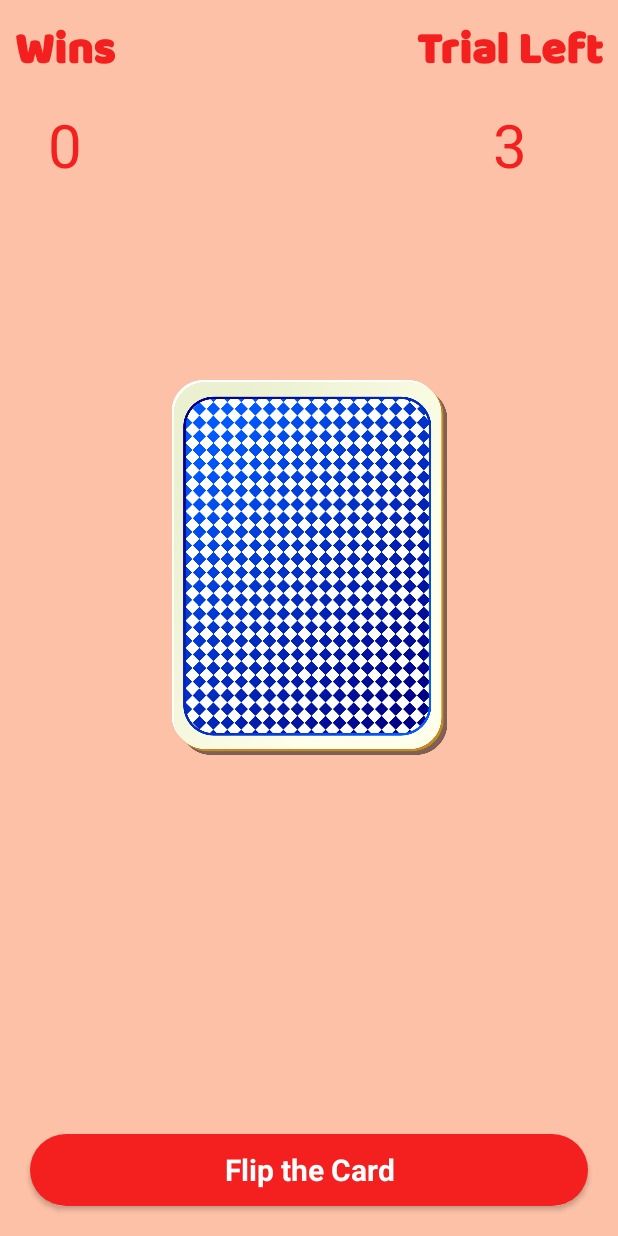
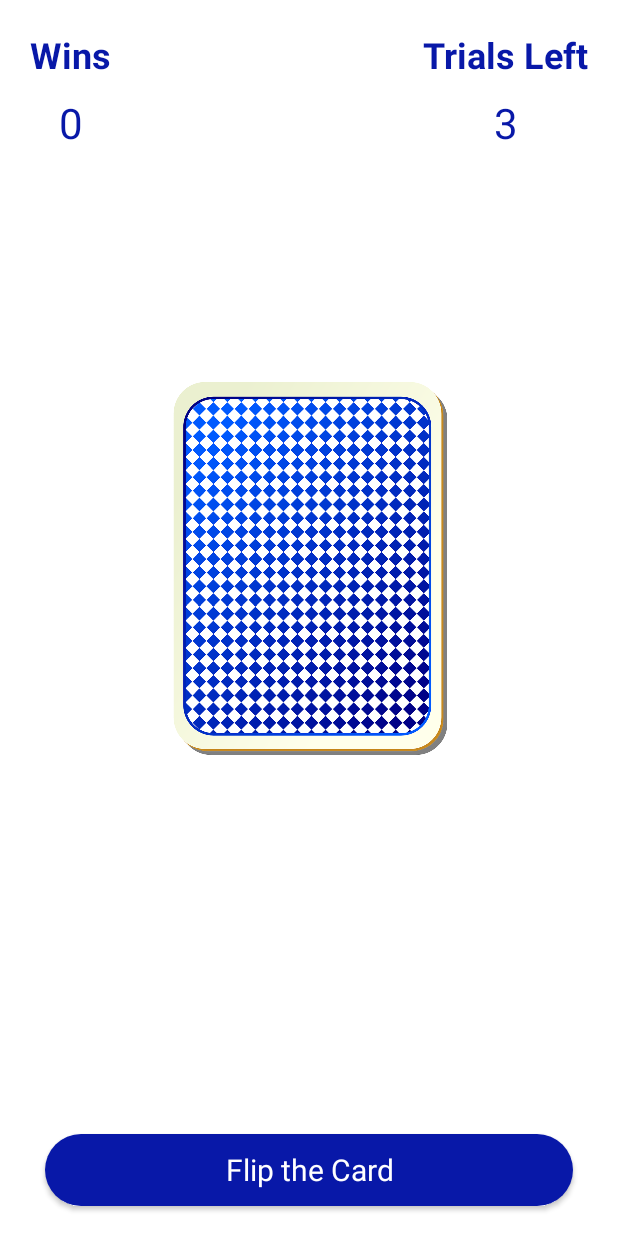
Before and after one commit to AnuragRanjan2003/Induction, an Android app: the GameActivity screen opened directly, with no data from a screen before it, on a phone screen of 412 x 824 dp. Run offline under Robolectric (Android 15) with nearby library versions, the phone set to English and light mode, and no system bars; Roboto replaces fonts that are not available here.

Commit message:
color scheme changed

```diff
--- a/app/src/main/java/com/gigawattstechnology/induction/MainActivity.kt
+++ b/app/src/main/java/com/gigawattstechnology/induction/MainActivity.kt
@@ -35,7 +35,7 @@ class MainActivity : AppCompatActivity() {
             val R12:RadioButton=dialogView.findViewById(R.id.Radio12)
             val R13:RadioButton=dialogView.findViewById(R.id.Radio13)
 
-            alertDialog.setView(dialogView).setPositiveButton("Start Game",
+            alertDialog.setTitle("Choose a card").setView(dialogView).setPositiveButton("Start Game",
                 DialogInterface.OnClickListener { dialog, which ->
                     if (R1.isChecked){
                         val intent=Intent(this,GameActivity::class.java)
--- a/app/src/main/res/drawable/button_design.xml
+++ b/app/src/main/res/drawable/button_design.xml
@@ -1,5 +1,5 @@
 <?xml version="1.0" encoding="utf-8"?>
 <shape android:shape="rectangle" xmlns:android="http://schemas.android.com/apk/res/android">
     <corners android:radius="50dp"/>
-    <solid android:color="@color/on_primary"/>
+    <solid android:color="@color/on_background"/>
 </shape>
--- a/app/src/main/res/layout/activity_game.xml
+++ b/app/src/main/res/layout/activity_game.xml
@@ -5,19 +5,17 @@
     android:layout_width="match_parent"
     android:layout_height="match_parent"
     android:background="@color/white"
-    tools:context=".GameActivity"
-    android:backgroundTint="@color/primary">
+    tools:context=".GameActivity">
 
     <TextView
         android:id="@+id/head"
         android:layout_width="wrap_content"
         android:layout_height="wrap_content"
         android:layout_alignParentLeft="true"
-        android:layout_margin="10dp"
-        android:text="Trial Left"
-        android:textColor="@color/on_primary"
-        android:fontFamily="@font/baloo_chettan"
-        android:textSize="30dp"
+        android:layout_margin="20dp"
+        android:text="Trials Left"
+        android:textColor="@color/on_background"
+        android:textSize="24sp"
         android:textStyle="bold"
         app:layout_constraintEnd_toEndOf="parent"
         app:layout_constraintTop_toTopOf="parent" />
@@ -30,9 +28,9 @@
         android:layout_below="@id/head"
         android:layout_alignParentLeft="true"
         android:text="3"
-        android:layout_marginTop="15dp"
-        android:textColor="@color/on_primary"
-        android:textSize="40dp"
+        android:layout_marginTop="10dp"
+        android:textColor="@color/on_background"
+        android:textSize="28sp"
         app:layout_constraintEnd_toEndOf="@+id/head"
         app:layout_constraintStart_toStartOf="@+id/head"
         app:layout_constraintTop_toBottomOf="@+id/head" />
@@ -42,11 +40,10 @@
         android:layout_width="wrap_content"
         android:layout_height="wrap_content"
         android:layout_alignParentEnd="true"
-        android:layout_margin="10dp"
-        android:fontFamily="@font/baloo_chettan"
+        android:layout_margin="20dp"
         android:text="Wins"
-        android:textColor="@color/on_primary"
-        android:textSize="30dp"
+        android:textColor="@color/on_background"
+        android:textSize="24sp"
         android:textStyle="bold"
         app:layout_constraintStart_toStartOf="parent"
         app:layout_constraintTop_toTopOf="parent" />
@@ -57,11 +54,11 @@
         android:layout_height="wrap_content"
         android:layout_below="@id/head1"
         android:layout_alignParentEnd="true"
-        android:layout_marginTop="15dp"
+        android:layout_marginTop="10dp"
         android:fontFamily="@font/baloo_bhai_2"
         android:text="0"
-        android:textColor="@color/on_primary"
-        android:textSize="40dp"
+        android:textColor="@color/on_background"
+        android:textSize="28sp"
         app:layout_constraintEnd_toEndOf="@+id/head1"
         app:layout_constraintStart_toStartOf="@+id/head1"
         app:layout_constraintTop_toBottomOf="@+id/head1" />
@@ -70,7 +67,6 @@
         android:id="@+id/Card_start"
         android:layout_width="250dp"
         android:layout_height="250dp"
-        android:layout_centerInParent="true"
         android:src="@drawable/deck"
         app:layout_constraintBottom_toTopOf="@+id/FlipCard"
         app:layout_constraintEnd_toEndOf="parent"
@@ -81,20 +77,17 @@
         android:id="@+id/FlipCard"
         android:layout_width="match_parent"
         android:layout_height="wrap_content"
-        android:layout_alignParentBottom="true"
         android:background="@drawable/button_design"
         android:text="Flip the Card"
         android:layout_marginBottom="20dp"
-        android:layout_marginStart="20dp"
-        android:layout_marginEnd="20dp"
+        android:layout_marginStart="30dp"
+        android:layout_marginEnd="30dp"
         android:fontFamily="@font/baloo_bhai_2"
         android:textAllCaps="false"
         android:textColor="@color/white"
-        android:textSize="20dp"
-        android:textStyle="bold"
+        android:textSize="20sp"
         app:layout_constraintBottom_toBottomOf="parent"
         app:layout_constraintEnd_toEndOf="parent"
-        app:layout_constraintHorizontal_bias="0.5"
         app:layout_constraintStart_toStartOf="parent" />
 
 </androidx.constraintlayout.widget.ConstraintLayout>
--- a/app/src/main/res/values/colors.xml
+++ b/app/src/main/res/values/colors.xml
@@ -6,7 +6,7 @@
     <color name="teal_200">#FF03DAC5</color>
     <color name="teal_700">#FF018786</color>
     <color name="black">#FF000000</color>
-    <color name="primary">#FCC1A7</color>
-    <color name="on_primary">#F3201F</color>
+    <color name="background">#FFFFFF</color>
+    <color name="on_background">#0818A8</color>
     <color name="white">#FFFFFFFF</color>
 </resources>
--- a/app/src/main/res/values/themes.xml
+++ b/app/src/main/res/values/themes.xml
@@ -2,15 +2,15 @@
     <!-- Base application theme. -->
     <style name="Theme.Induction" parent="Theme.MaterialComponents.DayNight.NoActionBar">
         <!-- Primary brand color. -->
-        <item name="colorPrimary">@color/primary</item>
-        <item name="colorPrimaryVariant">@color/on_primary</item>
-        <item name="colorOnPrimary">@color/on_primary</item>
+        <item name="colorPrimary">@color/on_background</item>
+        <item name="colorPrimaryVariant">@color/background</item>
+        <item name="colorOnPrimary">@color/on_background</item>
         <!-- Secondary brand color. -->
-        <item name="colorSecondary">@color/on_primary</item>
+        <item name="colorSecondary">@color/on_background</item>
         <item name="colorSecondaryVariant">@color/teal_700</item>
         <item name="colorOnSecondary">@color/black</item>
         <!-- Status bar color. -->
-        <item name="android:statusBarColor" tools:targetApi="l">?attr/colorPrimary</item>
+        <item name="android:statusBarColor" tools:targetApi="l">?attr/colorPrimaryVariant</item>
         <!-- Customize your theme here. -->
     </style>
 </resources>
```
Also changed, not shown: app/src/main/java/com/gigawattstechnology/induction/GameActivity.kt (+6 -6 lines), app/src/main/res/layout/activity_main.xml (+5 -7 lines), app/src/main/res/layout/dialog_view.xml (+13 -14 lines).
